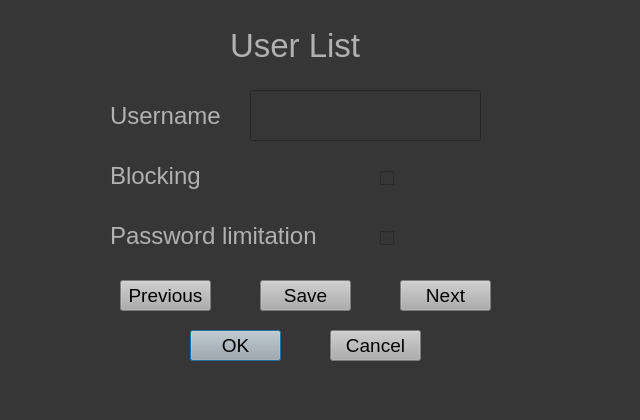
This is UI/user_list.ui in ShallowSmile1/Lab_def_inf as Qt 5 draws it before an edit. The edited form follows.
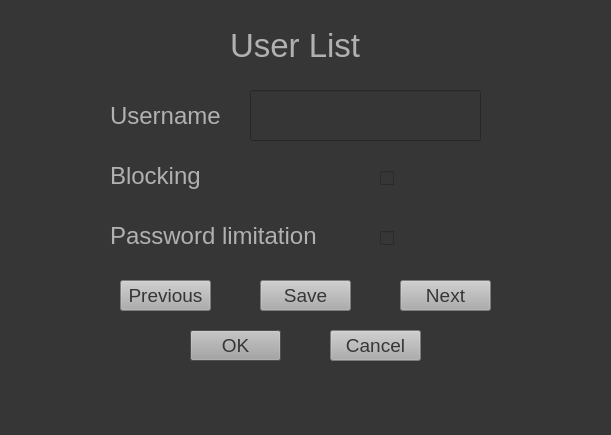
This is the edited form.

Patch:
```diff
--- a/UI/user_list.ui
+++ b/UI/user_list.ui
@@ -6,15 +6,17 @@
    <rect>
     <x>0</x>
     <y>0</y>
-    <width>640</width>
-    <height>420</height>
+    <width>611</width>
+    <height>435</height>
    </rect>
   </property>
   <property name="windowTitle">
    <string>Dialog</string>
   </property>
   <property name="styleSheet">
-   <string notr="true">background:rgb(54, 54, 54);</string>
+   <string notr="true">background:rgb(54, 54, 54);color: rgb(177, 177, 177);
+alternate-background-color: rgb(97, 97, 97);
+selection-background-color: rgb(97, 97, 97);</string>
   </property>
   <widget class="QLabel" name="label">
    <property name="geometry">
@@ -71,7 +73,7 @@
     </rect>
    </property>
    <property name="styleSheet">
-    <string notr="true">background-color: rgb(173, 173, 173); font-size: 14pt;</string>
+    <string notr="true">background-color: rgb(173, 173, 173); font-size: 14pt;color:rgb(54, 54, 54)</string>
    </property>
    <property name="text">
     <string>OK</string>
@@ -87,7 +89,7 @@
     </rect>
    </property>
    <property name="styleSheet">
-    <string notr="true">background-color: rgb(173, 173, 173); font-size: 14pt;</string>
+    <string notr="true">background-color: rgb(173, 173, 173); font-size: 14pt;color:rgb(54, 54, 54)</string>
    </property>
    <property name="text">
     <string>Cancel</string>
@@ -161,7 +163,7 @@
     </rect>
    </property>
    <property name="styleSheet">
-    <string notr="true">background-color: rgb(173, 173, 173); font-size: 14pt;</string>
+    <string notr="true">background-color: rgb(173, 173, 173); font-size: 14pt;color:rgb(54, 54, 54)</string>
    </property>
    <property name="text">
     <string>Next</string>
@@ -177,7 +179,7 @@
     </rect>
    </property>
    <property name="styleSheet">
-    <string notr="true">background-color: rgb(173, 173, 173); font-size: 14pt;</string>
+    <string notr="true">background-color: rgb(173, 173, 173); font-size: 14pt;color:rgb(54, 54, 54)</string>
    </property>
    <property name="text">
     <string>Save</string>
@@ -193,7 +195,7 @@
     </rect>
    </property>
    <property name="styleSheet">
-    <string notr="true">background-color: rgb(173, 173, 173); font-size: 14pt;</string>
+    <string notr="true">background-color: rgb(173, 173, 173); font-size: 14pt;color:rgb(54, 54, 54)</string>
    </property>
    <property name="text">
     <string>Previous</string>
```
